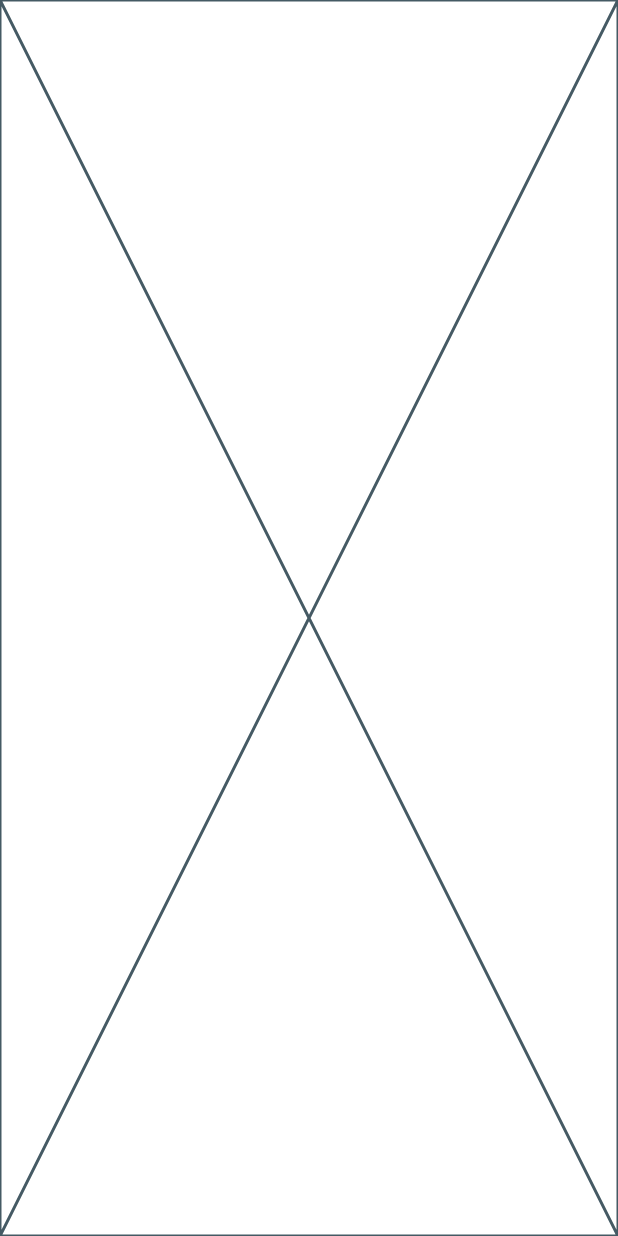
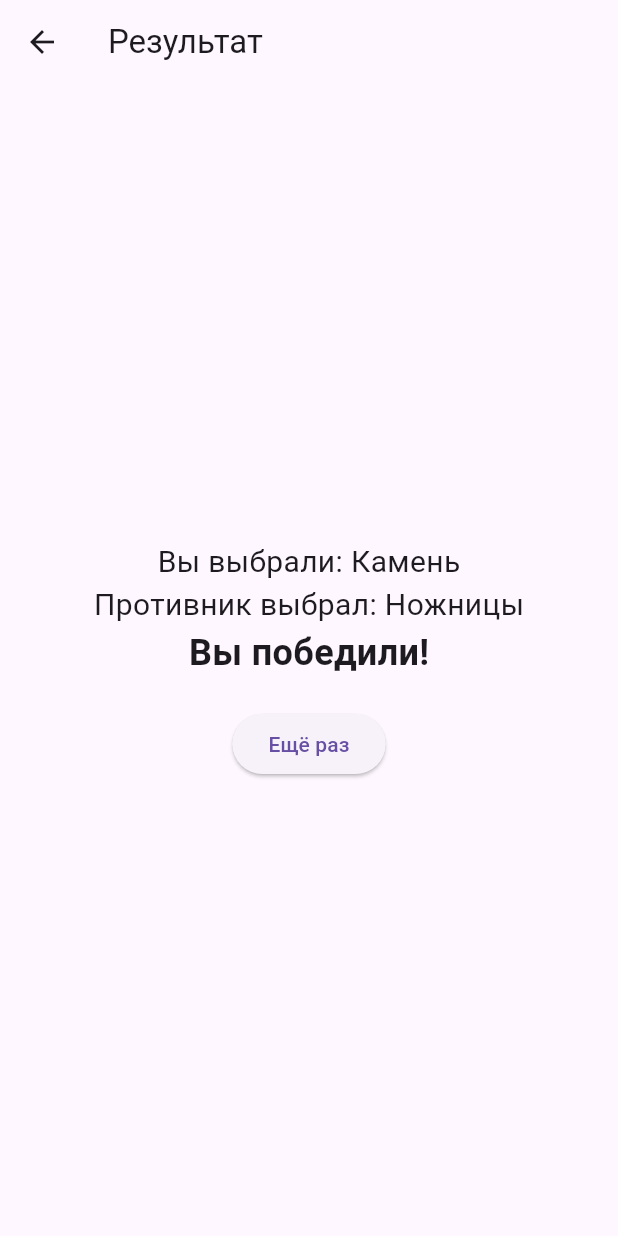
Before and after one commit to LetunovskiySergey/hw_25, a Flutter app: the screen it shows after launch, after a tap on "Камень", on a phone screen of 412 x 824 dp. Run offline on Flutter 3.47's test engine with Material 3 defaults, Android fonts, the phone set to English and light mode, and no system bars.

Commit message:
Created Result Screen

```diff
--- a/lib/screens/result_screen.dart
+++ b/lib/screens/result_screen.dart
@@ -1,3 +1,4 @@
+import 'dart:math';
 import 'package:flutter/material.dart';
 
 class ResultScreen extends StatelessWidget {
@@ -5,6 +6,46 @@ class ResultScreen extends StatelessWidget {
 
   @override
   Widget build(BuildContext context) {
-    return const Placeholder();
+    final String playerChoice =
+        ModalRoute.of(context)?.settings.arguments as String;
+
+    List<String> options = ['Камень', 'Ножницы', 'Бумага'];
+
+    String opponentChoice = options[Random().nextInt(3)];
+
+    String result;
+    if (playerChoice == opponentChoice) {
+      result = 'Ничья';
+    } else if ((playerChoice == 'Камень' && opponentChoice == 'Ножницы') ||
+        (playerChoice == 'Ножницы' && opponentChoice == 'Бумага') ||
+        (playerChoice == 'Бумага' && opponentChoice == 'Камень')) {
+      result = 'Вы победили!';
+    } else {
+      result = 'Вы проиграли!';
+    }
+    return Scaffold(
+      appBar: AppBar(
+        title: Text('Результат'),
+      ),
+      body: Center(
+        child: Column(
+          mainAxisAlignment: MainAxisAlignment.center,
+          children: [
+            Text('Вы выбрали: $playerChoice', style: TextStyle(fontSize: 20)),
+            Text('Противник выбрал: $opponentChoice',
+                style: TextStyle(fontSize: 20)),
+            Text(result,
+                style: TextStyle(fontSize: 24, fontWeight: FontWeight.bold)),
+            SizedBox(height: 20),
+            ElevatedButton(
+              onPressed: () {
+                Navigator.pop(context);
+              },
+              child: Text('Ещё раз'),
+            ),
+          ],
+        ),
+      ),
+    );
   }
 }
```
